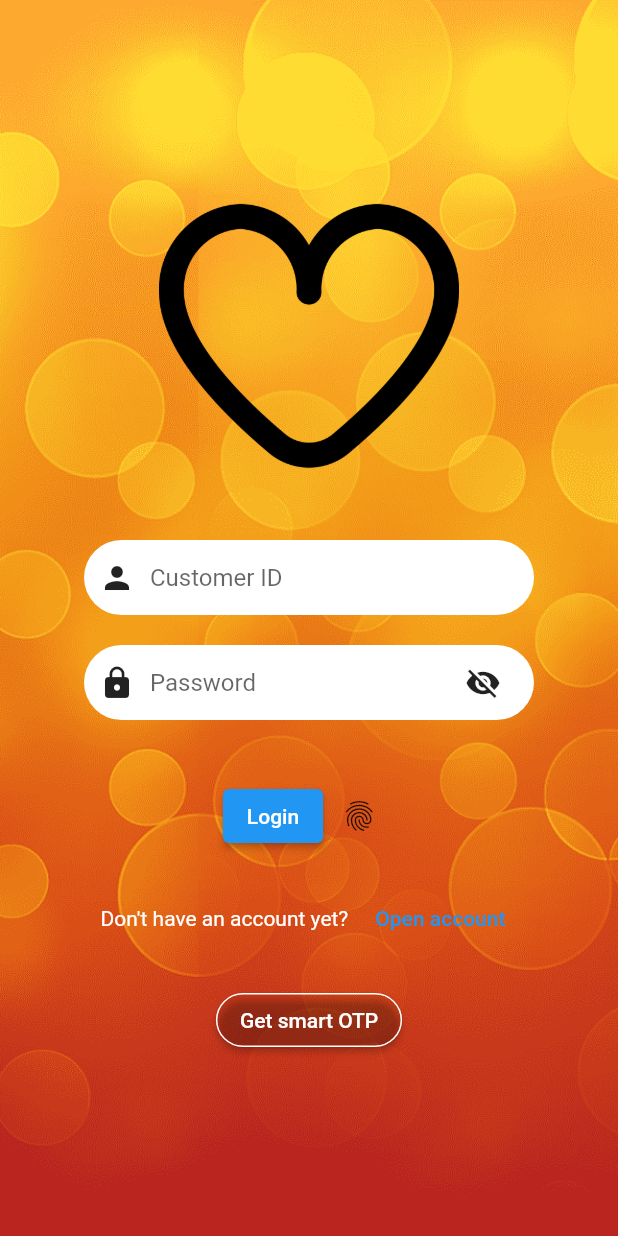
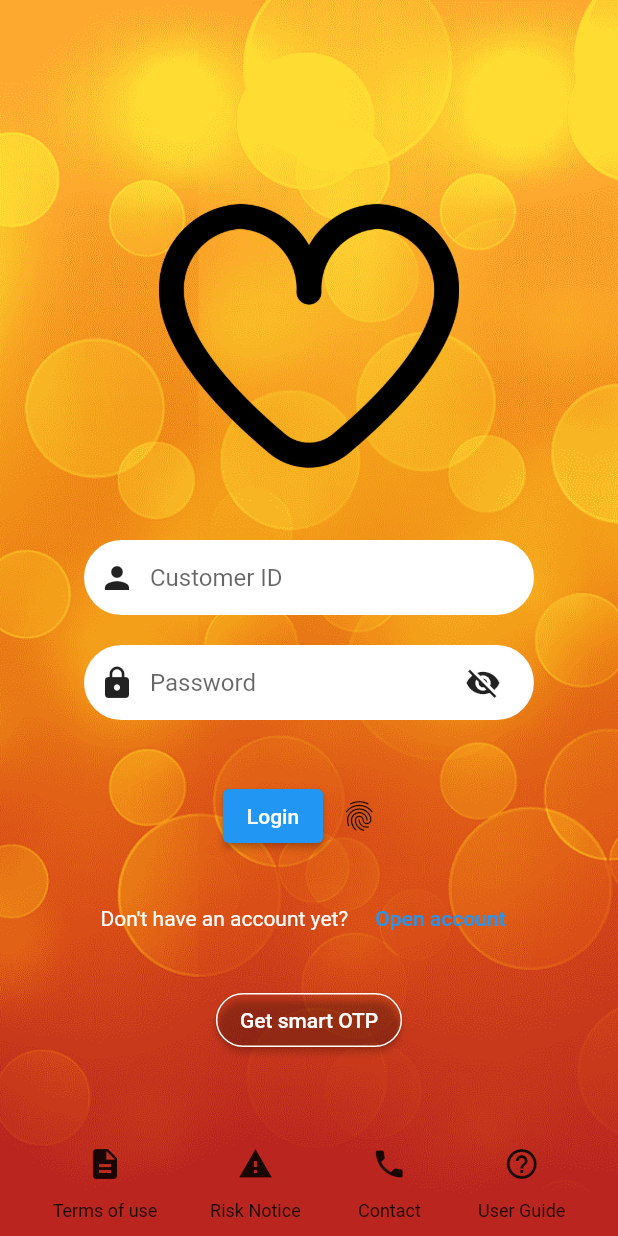
Before and after one commit to sunlight3d/YoutubeChannel, a Flutter app: the screen it shows after launch, on a phone screen of 412 x 824 dp. Run offline on Flutter 3.47's test engine with Material 2 defaults, Android fonts, the phone set to English and light mode, and no system bars; our stand-ins replace shared_preferences; missing offline and left inert: infinite_scroll_tab_view.

Commit message:
add code

```diff
--- a/2023/April/flutterapp/lib/screens/login/login.dart
+++ b/2023/April/flutterapp/lib/screens/login/login.dart
@@ -1,6 +1,19 @@
 import 'package:flutter/material.dart';
 import 'package:shared_preferences/shared_preferences.dart';
+/*
+Viết code màn hình đăng nhập như sau:
+- Logo ở phía trên, căn giữa màn hình
+- TextField có nền trắng, icon căn trái,cho nhập customer id, bên phải là biểu tượng x, cho phép clear text
+- TextField có nền trắng, icon căn trái,cho nhập customer id, bên phải là biểu tượng eye, bấm vào show/hide password
+-Dưới textfield là Text "Forgot password", bấm vào sẽ hiện ra màn hình Forgot Password(màn hình di chuyển từ dưới lên trên)
 
+- Thêm 4 button phía cuối màn hình, khi bàn phím hiện ra thì 4 nút này giữ nguyên vị trí
+Button 1: icon ở trên, Text ở dưới(Terms of use)
+Button 2: icon ở trên, Text ở dưới(Risk Notice)
+Button 3: icon ở trên, Text ở dưới(Contact)
+Button 4: icon ở trên, Text ở dưới(User Guide)
+
+*/
 class LoginScreen extends StatefulWidget {
   @override
   _LoginScreenState createState() => _LoginScreenState();
@@ -24,7 +37,9 @@ class _LoginScreenState extends State<LoginScreen> {
             currentFocus.unfocus();
           }
         },
-        child: Container(
+        child: Stack(
+          children: [
+            Container(
               decoration: BoxDecoration(
                 image: DecorationImage(
                   image: AssetImage('assets/images/background.png'),
@@ -129,6 +144,73 @@ class _LoginScreenState extends State<LoginScreen> {
                 ],
               ),
             ),
+            Expanded(
+              child: Align(
+                alignment: Alignment.bottomCenter,
+                child: Padding(
+                  padding: EdgeInsets.only(bottom: 10.0),
+                  child: Row(
+                    mainAxisAlignment: MainAxisAlignment.spaceEvenly,
+                    children: [
+                      Column(
+                        mainAxisSize: MainAxisSize.min,
+                        children: [
+                          IconButton(
+                            onPressed: () {},
+                            icon: Icon(Icons.description),
+                          ),
+                          Text(
+                            'Terms of use',
+                            style: TextStyle(fontSize: 12.0),
+                          ),
+                        ],
+                      ),
+                      Column(
+                        mainAxisSize: MainAxisSize.min,
+                        children: [
+                          IconButton(
+                            onPressed: () {},
+                            icon: Icon(Icons.warning),
+                          ),
+                          Text(
+                            'Risk Notice',
+                            style: TextStyle(fontSize: 12.0),
+                          ),
+                        ],
+                      ),
+                      Column(
+                        mainAxisSize: MainAxisSize.min,
+                        children: [
+                          IconButton(
+                            onPressed: () {},
+                            icon: Icon(Icons.phone),
+                          ),
+                          Text(
+                            'Contact',
+                            style: TextStyle(fontSize: 12.0),
+                          ),
+                        ],
+                      ),
+                      Column(
+                        mainAxisSize: MainAxisSize.min,
+                        children: [
+                          IconButton(
+                            onPressed: () {},
+                            icon: Icon(Icons.help_outline),
+                          ),
+                          Text(
+                            'User Guide',
+                            style: TextStyle(fontSize: 12.0),
+                          ),
+                        ],
+                      ),
+                    ],
+                  ),
+                ),
+              ),
+            )
+          ],
+        ),
       ),
     );
   }
```
Also changed, not shown: 1 other file. Lines whose indentation alone changed are shown as unchanged.
